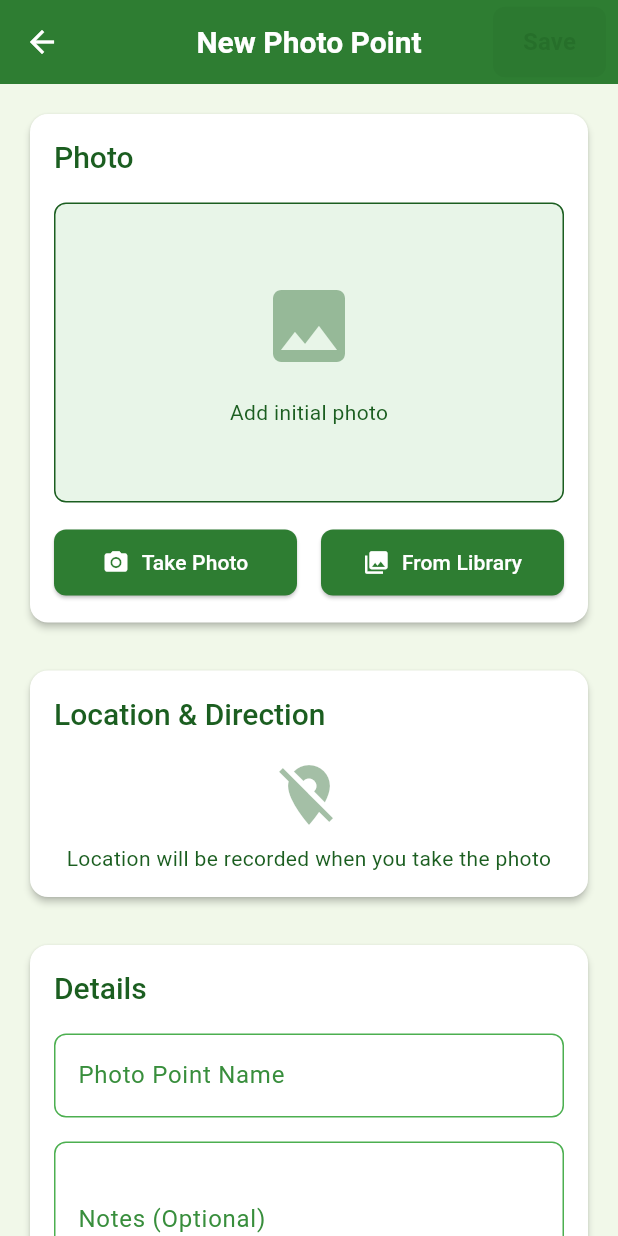
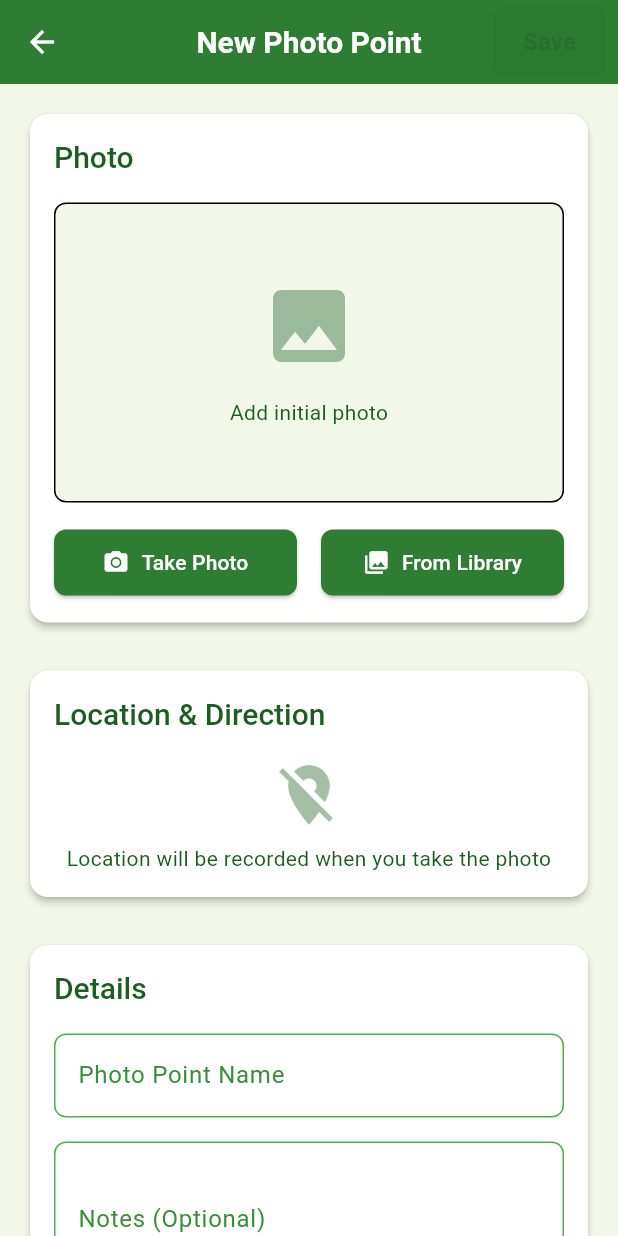
Before and after one commit to MichaelDowse/photo-points, a Flutter app: the screen it shows after launch, after a tap on "Add Photo Point", on a phone screen of 412 x 824 dp. Run offline on Flutter 3.47's test engine with Material 3 defaults, Android fonts, the phone set to English and light mode, and no system bars; our stand-ins replace camera, flutter_compass, flutter_map, geolocator, image_picker, latlong2 and 4 more; missing offline and left inert: exif; accounts and stored records are empty.

Commit message:
Fix overlay, fix flutter analyze

```diff
--- a/lib/services/photo_service.dart
+++ b/lib/services/photo_service.dart
@@ -7,7 +7,6 @@ import 'package:share_plus/share_plus.dart';
 import 'package:image_picker/image_picker.dart';
 import 'package:exif/exif.dart';
 import 'package:flutter/foundation.dart';
-import 'package:flutter/services.dart';
 import 'package:flutter/widgets.dart';
 import '../models/photo.dart';
 import '../models/photo_point.dart';
--- a/lib/utils/theme.dart
+++ b/lib/utils/theme.dart
@@ -20,7 +20,7 @@ class AppTheme {
   static const Color success = Color(0xFF388E3C);
 
   static ThemeData lightTheme = ThemeData(
-    primarySwatch: MaterialColor(primaryGreen.value, {
+    primarySwatch: MaterialColor(primaryGreen.toARGB32(), {
       50: const Color(0xFFE8F5E8),
       100: const Color(0xFFC8E6C9),
       200: const Color(0xFFA5D6A7),
@@ -35,13 +35,11 @@ class AppTheme {
     colorScheme: const ColorScheme.light(
       primary: primaryGreen,
       secondary: accentGreen,
-      surface: surfaceGreen,
-      background: backgroundLight,
+      surface: backgroundLight,
       error: error,
       onPrimary: textLight,
       onSecondary: textLight,
       onSurface: textPrimary,
-      onBackground: textPrimary,
       onError: textLight,
     ),
     scaffoldBackgroundColor: backgroundLight,
@@ -136,7 +134,7 @@ class AppTheme {
   );
 
   static ThemeData darkTheme = ThemeData(
-    primarySwatch: MaterialColor(primaryGreen.value, {
+    primarySwatch: MaterialColor(primaryGreen.toARGB32(), {
       50: const Color(0xFFE8F5E8),
       100: const Color(0xFFC8E6C9),
       200: const Color(0xFFA5D6A7),
@@ -151,13 +149,11 @@ class AppTheme {
     colorScheme: const ColorScheme.dark(
       primary: lightGreen,
       secondary: accentGreen,
-      surface: Color(0xFF2C2C2C),
-      background: backgroundDark,
+      surface: backgroundDark,
       error: error,
       onPrimary: textLight,
       onSecondary: textLight,
       onSurface: textLight,
-      onBackground: textLight,
       onError: textLight,
     ),
     scaffoldBackgroundColor: backgroundDark,
--- a/lib/widgets/camera_overlay.dart
+++ b/lib/widgets/camera_overlay.dart
@@ -23,8 +23,6 @@ class CameraOverlay extends StatelessWidget {
 
         return Opacity(
           opacity: opacity,
-          child: FittedBox(
-            fit: BoxFit.cover,
           child: Container(
             width: double.infinity,
             height: double.infinity,
@@ -32,7 +30,6 @@ class CameraOverlay extends StatelessWidget {
               image: DecorationImage(
                 image: _getImageProvider(initialPhotoPath),
                 fit: BoxFit.cover,
-                ),
               ),
             ),
           ),
--- a/lib/widgets/permissions_dialog.dart
+++ b/lib/widgets/permissions_dialog.dart
@@ -38,7 +38,7 @@ class _PermissionsDialogState extends State<PermissionsDialog> {
                   entry.value,
                   _permissionService.getPermissionDescription(entry.key),
                 );
-              }).toList(),
+              }),
             ],
           );
         },
--- a/pubspec.yaml
+++ b/pubspec.yaml
@@ -16,7 +16,7 @@ publish_to: 'none' # Remove this line if you wish to publish to pub.dev
 # https://developer.apple.com/library/archive/documentation/General/Reference/InfoPlistKeyReference/Articles/CoreFoundationKeys.html
 # In Windows, build-name is used as the major, minor, and patch parts
 # of the product and file versions while build-number is used as the build suffix.
-version: 1.1.1+1
+version: 1.1.1+2
 
 environment:
   sdk: ^3.8.1
```
Also changed, not shown: lib/screens/camera_screen.dart (+7 -3 lines), lib/widgets/navigation_aids.dart (+0 -35 lines), 8 other files. Lines whose indentation alone changed are shown as unchanged.
